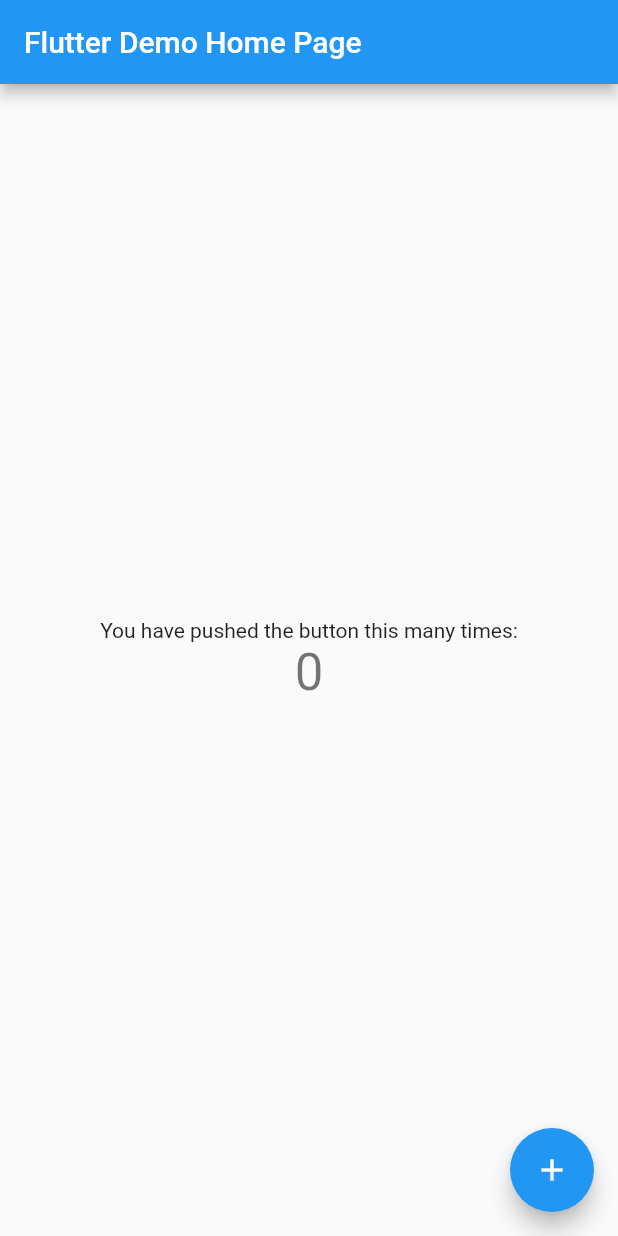
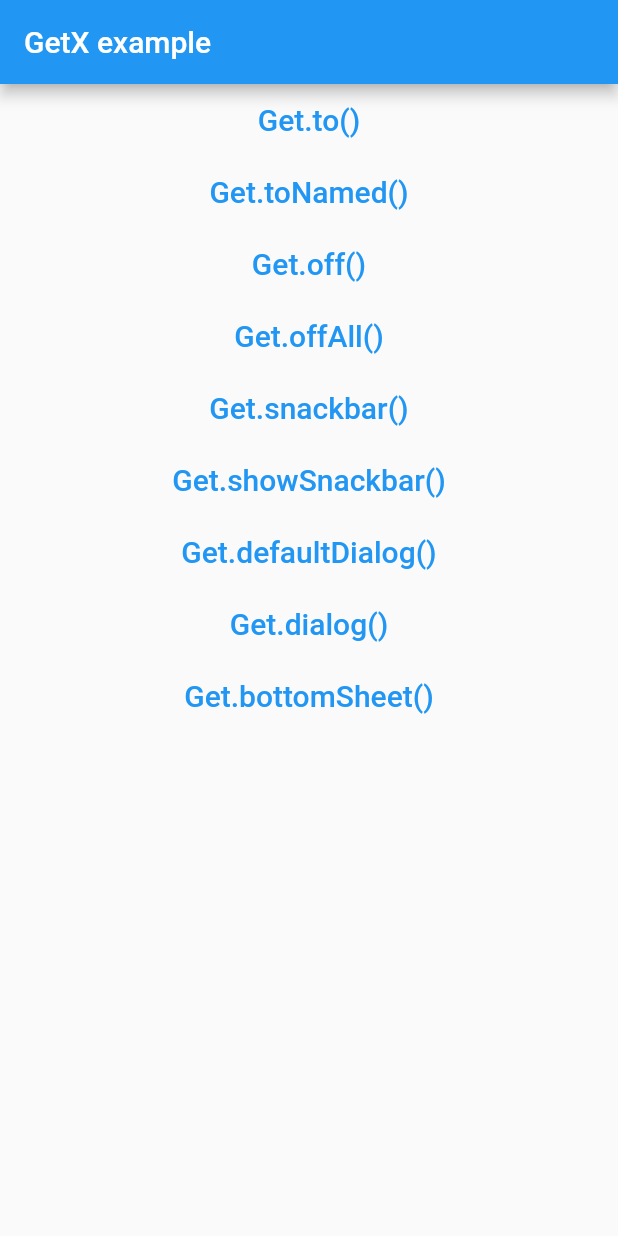
Before and after one commit to youjeonghan/Flutter_GetX_Study, a Flutter app: the screen it shows after launch, on a phone screen of 412 x 824 dp. Run offline on Flutter 3.47's test engine with Material 2 defaults, Android fonts, the phone set to English and light mode, and no system bars; our stand-ins replace get.

Commit message:
Feat: GetX 라우트(네비게이션, 스낵바, 다이얼로그, 바텀시트) 예제 코드 구현

```diff
--- a/app/lib/main.dart
+++ b/app/lib/main.dart
@@ -1,115 +1,141 @@
+import 'package:app/get_to_page.dart';
 import 'package:flutter/material.dart';
+import 'package:get/get.dart';
 
 void main() {
-  runApp(const MyApp());
+  runApp(MyApp());
 }
 
 class MyApp extends StatelessWidget {
-  const MyApp({Key? key}) : super(key: key);
-
   // This widget is the root of your application.
   @override
   Widget build(BuildContext context) {
-    return MaterialApp(
-      title: 'Flutter Demo',
-      theme: ThemeData(
-        // This is the theme of your application.
-        //
-        // Try running your application with "flutter run". You'll see the
-        // application has a blue toolbar. Then, without quitting the app, try
-        // changing the primarySwatch below to Colors.green and then invoke
-        // "hot reload" (press "r" in the console where you ran "flutter run",
-        // or simply save your changes to "hot reload" in a Flutter IDE).
-        // Notice that the counter didn't reset back to zero; the application
-        // is not restarted.
-        primarySwatch: Colors.blue,
-      ),
-      home: const MyHomePage(title: 'Flutter Demo Home Page'),
+    return GetMaterialApp(
+      debugShowCheckedModeBanner: false,
+      title: 'GetX pratice',
+      home: HomePage(),
+      getPages: [
+        GetPage(
+          name: '/next',
+          page: () => GetTo(),
+        ),
+      ],
     );
   }
 }
 
-class MyHomePage extends StatefulWidget {
-  const MyHomePage({Key? key, required this.title}) : super(key: key);
-
-  // This widget is the home page of your application. It is stateful, meaning
-  // that it has a State object (defined below) that contains fields that affect
-  // how it looks.
-
-  // This class is the configuration for the state. It holds the values (in this
-  // case the title) provided by the parent (in this case the App widget) and
-  // used by the build method of the State. Fields in a Widget subclass are
-  // always marked "final".
-
-  final String title;
-
+class HomePage extends StatefulWidget {
   @override
-  State<MyHomePage> createState() => _MyHomePageState();
+  State<HomePage> createState() => _HomePageState();
 }
 
-class _MyHomePageState extends State<MyHomePage> {
-  int _counter = 0;
-
-  void _incrementCounter() {
-    setState(() {
-      // This call to setState tells the Flutter framework that something has
-      // changed in this State, which causes it to rerun the build method below
-      // so that the display can reflect the updated values. If we changed
-      // _counter without calling setState(), then the build method would not be
-      // called again, and so nothing would appear to happen.
-      _counter++;
-    });
+class _HomePageState extends State<HomePage> {
+  TextButton buildTextButton(Function fun, String text) {
+    return TextButton(
+      onPressed: () {
+        fun();
+      },
+      child: Text(
+        text,
+        style: TextStyle(
+          fontSize: 20,
+        ),
+      ),
+    );
   }
 
   @override
   Widget build(BuildContext context) {
-    // This method is rerun every time setState is called, for instance as done
-    // by the _incrementCounter method above.
-    //
-    // The Flutter framework has been optimized to make rerunning build methods
-    // fast, so that you can just rebuild anything that needs updating rather
-    // than having to individually change instances of widgets.
     return Scaffold(
-      appBar: AppBar(
-        // Here we take the value from the MyHomePage object that was created by
-        // the App.build method, and use it to set our appbar title.
-        title: Text(widget.title),
-      ),
+      appBar: AppBar(title: Text('GetX example')),
       body: Center(
-        // Center is a layout widget. It takes a single child and positions it
-        // in the middle of the parent.
         child: Column(
-          // Column is also a layout widget. It takes a list of children and
-          // arranges them vertically. By default, it sizes itself to fit its
-          // children horizontally, and tries to be as tall as its parent.
-          //
-          // Invoke "debug painting" (press "p" in the console, choose the
-          // "Toggle Debug Paint" action from the Flutter Inspector in Android
-          // Studio, or the "Toggle Debug Paint" command in Visual Studio Code)
-          // to see the wireframe for each widget.
-          //
-          // Column has various properties to control how it sizes itself and
-          // how it positions its children. Here we use mainAxisAlignment to
-          // center the children vertically; the main axis here is the vertical
-          // axis because Columns are vertical (the cross axis would be
-          // horizontal).
-          mainAxisAlignment: MainAxisAlignment.center,
-          children: <Widget>[
-            const Text(
-              'You have pushed the button this many times:',
+          children: [
+            buildTextButton(
+              () {
+                Get.to(GetTo());
+              },
+              'Get.to()',
             ),
-            Text(
-              '$_counter',
-              style: Theme.of(context).textTheme.headline4,
+            buildTextButton(
+              () {
+                Get.toNamed('/next');
+              },
+              'Get.toNamed()',
+            ),
+            buildTextButton(
+              () {
+                Get.off(GetTo());
+              },
+              'Get.off()',
+            ),
+            buildTextButton(
+              () {
+                Get.offAll(GetTo());
+              },
+              'Get.offAll()',
+            ),
+            buildTextButton(
+              () {
+                Get.snackbar(
+                  'Snackbar',
+                  'Snackbar',
+                  snackPosition: SnackPosition.TOP,
+                );
+              },
+              'Get.snackbar()',
+            ),
+            buildTextButton(
+              () {
+                Get.showSnackbar(
+                  GetBar(
+                    title: 'Snackbar',
+                    message: 'Snackbar',
+                    duration: Duration(seconds: 2),
+                    snackPosition: SnackPosition.BOTTOM,
+                  ),
+                );
+              },
+              'Get.showSnackbar()',
+            ),
+            buildTextButton(
+              () {
+                Get.defaultDialog(title: 'Dialog', middleText: 'Dialog');
+              },
+              'Get.defaultDialog()',
+            ),
+            buildTextButton(
+              () {
+                Get.dialog(
+                  Dialog(
+                    child: Container(
+                      height: 100,
+                      child: Center(
+                        child: Text('Dialog'),
+                      ),
+                    ),
+                  ),
+                );
+              },
+              'Get.dialog()',
+            ),
+            buildTextButton(
+              () {
+                Get.bottomSheet(
+                  Container(
+                    height: 100,
+                    color: Colors.white,
+                    child: Center(
+                      child: Text('BottomSheet'),
+                    ),
+                  ),
+                );
+              },
+              'Get.bottomSheet()',
             ),
           ],
         ),
       ),
-      floatingActionButton: FloatingActionButton(
-        onPressed: _incrementCounter,
-        tooltip: 'Increment',
-        child: const Icon(Icons.add),
-      ), // This trailing comma makes auto-formatting nicer for build methods.
     );
   }
 }
--- a/app/pubspec.yaml
+++ b/app/pubspec.yaml
@@ -3,7 +3,7 @@ description: A new Flutter project.
 
 # The following line prevents the package from being accidentally published to
 # pub.dev using `flutter pub publish`. This is preferred for private packages.
-publish_to: 'none' # Remove this line if you wish to publish to pub.dev
+publish_to: "none" # Remove this line if you wish to publish to pub.dev
 
 # The following defines the version and build number for your application.
 # A version number is three numbers separated by dots, like 1.2.43
@@ -30,10 +30,11 @@ dependencies:
   flutter:
     sdk: flutter
 
-
   # The following adds the Cupertino Icons font to your application.
   # Use with the CupertinoIcons class for iOS style icons.
   cupertino_icons: ^1.0.2
+  # GetX 패키지 추가
+  get: ^4.1.4
 
 dev_dependencies:
   flutter_test:
@@ -51,7 +52,6 @@ dev_dependencies:
 
 # The following section is specific to Flutter.
 flutter:
-
   # The following line ensures that the Material Icons font is
   # included with your application, so that you can use the icons in
   # the material Icons class.
```
Also changed, not shown: app/lib/get_to_page.dart (added, +28 -0 lines).
